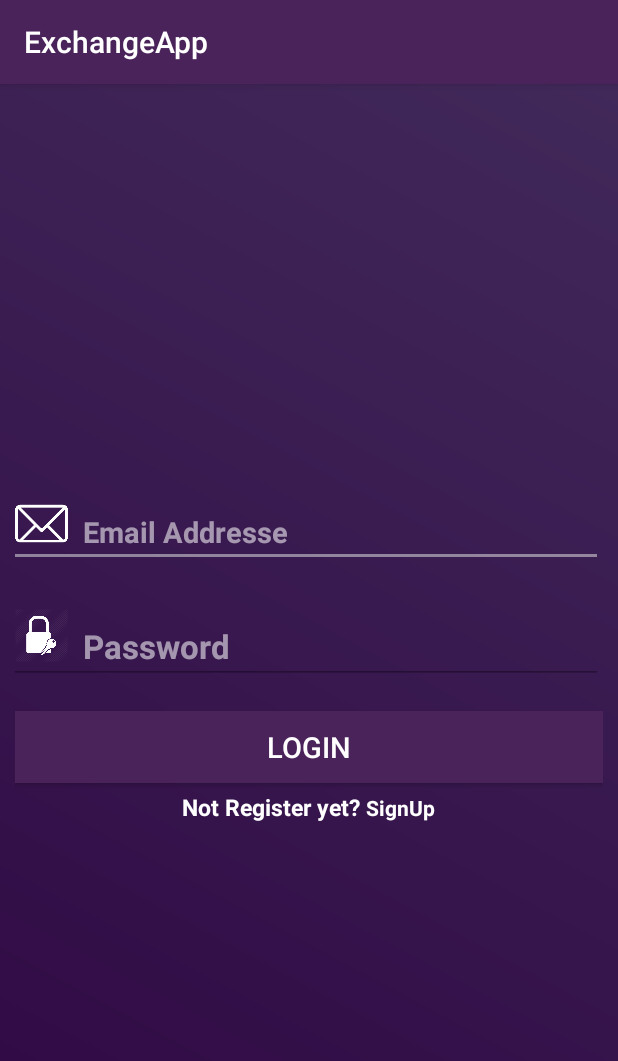
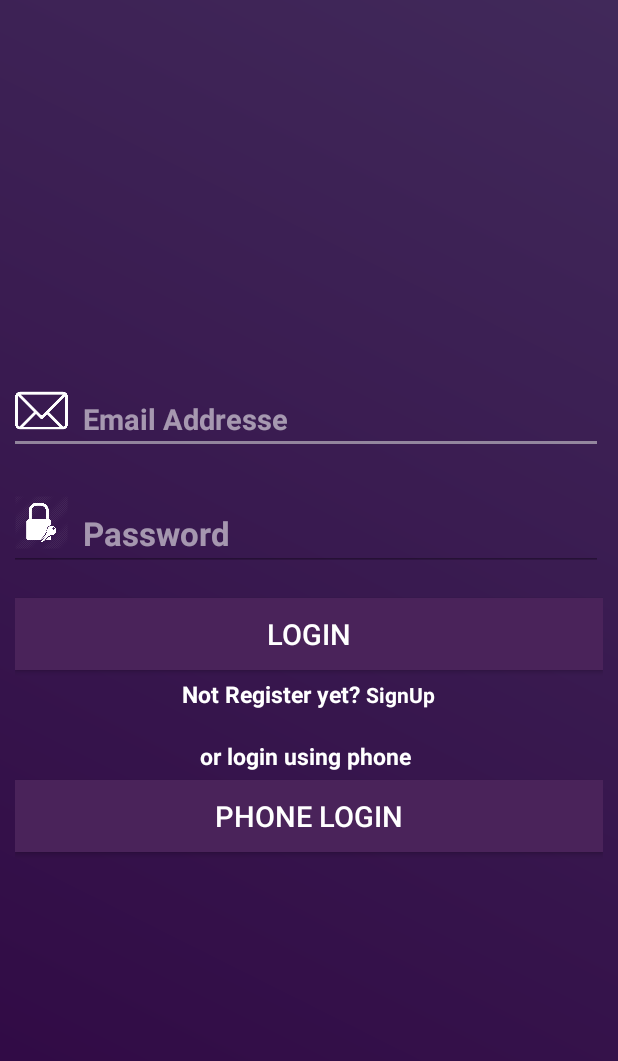
Before and after one commit to Ayaahmed96/ExchangeApp, an Android app: the screen it shows after launch (LoginActivity), on a phone screen of 412 x 824 dp. Shown: the top 1061 px of the screen. Run offline under Robolectric (Android 15) with nearby library versions, the phone set to English and light mode, and no system bars; our stand-ins replace Firebase (no records; nobody signed in at launch, a user with empty details on screens opened directly).

Commit message:
new update

```diff
--- a/app/build.gradle
+++ b/app/build.gradle
@@ -23,11 +23,13 @@ android {
 
 dependencies {
     implementation fileTree(dir: 'libs', include: ['*.jar'])
+    //noinspection GradleCompatible
     implementation 'com.android.support:appcompat-v7:28.0.0'
     implementation 'com.android.support.constraint:constraint-layout:1.1.3'
     implementation 'com.google.firebase:firebase-auth:16.0.3'
     implementation 'com.google.firebase:firebase-database:16.0.1'
     implementation 'com.google.firebase:firebase-storage:16.0.1'
+    implementation 'com.android.support:support-v4:28.0.0'
     testImplementation 'junit:junit:4.12'
     implementation 'com.android.support:design:28.0.0'
     implementation 'de.hdodenhof:circleimageview:3.0.0'
--- a/app/src/main/java/com/example/exchangeapp/MainActivity.java
+++ b/app/src/main/java/com/example/exchangeapp/MainActivity.java
@@ -5,13 +5,17 @@ import android.support.annotation.NonNull;
 import android.support.design.widget.TabLayout;
 import android.support.v4.view.ViewPager;
 import android.support.v7.app.AppCompatActivity;
+import android.support.v7.widget.Toolbar;
 import android.os.Bundle;
+import android.view.Menu;
+import android.view.MenuItem;
 import android.view.View;
 import android.widget.AdapterView;
 import android.widget.ArrayAdapter;
 import android.widget.AutoCompleteTextView;
 import android.widget.Button;
 import android.widget.TextView;
+
 
 import com.google.firebase.auth.FirebaseAuth;
 import com.google.firebase.database.DataSnapshot;
@@ -22,30 +26,54 @@ import com.google.firebase.database.ValueEventListener;
 
 import java.util.ArrayList;
 import java.util.Collections;
+import java.util.zip.Inflater;
 
 public class MainActivity extends AppCompatActivity {
 
     private FirebaseAuth mAuth;
-    private Button logout;
     private android.support.design.widget.TabLayout TabLayout;
     private android.support.v4.view.ViewPager ViewPager;
-    private Button Addproduct;
     private ArrayList<String> Ids=new ArrayList<String>();
     private ArrayList<String> Titles2=new ArrayList<String>();
     private AutoCompleteTextView searchView;
     FirebaseDatabase database = FirebaseDatabase.getInstance();
     DatabaseReference productRef = database.getReference("Product");
     public static final String SelectedProduct="product_Id";
+    private Toolbar maintoolbar;
+
+    @Override
+    public boolean onCreateOptionsMenu(Menu menu) {
+        super.onCreateOptionsMenu(menu);
+       getMenuInflater().inflate(R.menu.option_menu,menu);
+        return true;
+    }
+
+    @Override
+    public boolean onOptionsItemSelected(MenuItem item) {
+        super.onOptionsItemSelected(item);
+        if(item.getItemId()==R.id.findfriendsOption_Id){
+
+        }
+        else if(item.getItemId()==R.id.addProductOption_Id){
+            GoAddProductPage();
+
+        }
+        else if(item.getItemId()==R.id.settingstOption_Id){
+
+        }
+        else if(item.getItemId()==R.id.logoutOption_Id){
+            LogOut();
+        }
+        return true;
+    }
 
     @Override
     protected void onCreate(Bundle savedInstanceState) {
         super.onCreate(savedInstanceState);
         setContentView(R.layout.activity_main);
         mAuth=FirebaseAuth.getInstance();
-        logout=(Button) findViewById(R.id.logout);
         TabLayout=(TabLayout)findViewById(R.id.tablayout_id);
         ViewPager=(ViewPager)findViewById(R.id.viewpager_id);
-        Addproduct=(Button) findViewById(R.id.Addproduct);
         searchView=(AutoCompleteTextView)findViewById(R.id.search_ID);
         ViewPageAdapter adapter=new ViewPageAdapter(getSupportFragmentManager());
         adapter.AddFragment(new FragmentClothes(),"Clothes");
@@ -54,27 +82,14 @@ public class MainActivity extends AppCompatActivity {
         adapter.AddFragment(new FragmentsOthers(),"Others");
         ViewPager.setAdapter(adapter);
         TabLayout.setupWithViewPager(ViewPager);
+        maintoolbar=(Toolbar)findViewById(R.id.toolbar_Id);
+        setSupportActionBar(maintoolbar);
+        getSupportActionBar().setTitle("Exchangeable App");
+
 
         Search();
 
-        logout.setOnClickListener(new View.OnClickListener() {
-            @Override
-            public void onClick(View v) {
-                if(mAuth.getCurrentUser()!=null){
-                    mAuth.signOut();
-                    GoLogin();
 
-                }
-
-            }
-        });
-        Addproduct.setOnClickListener(new View.OnClickListener() {
-            @Override
-            public void onClick(View v) {
-                GoAddProductPage();
-
-            }
-        });
 
 
        ArrayAdapter arrayadapter=new ArrayAdapter(MainActivity.this,android.R.layout.simple_spinner_dropdown_item,Titles2);
@@ -95,6 +110,8 @@ public class MainActivity extends AppCompatActivity {
         });
 
 
+
+
     }
 
     @Override
@@ -112,6 +129,14 @@ public class MainActivity extends AppCompatActivity {
     private void GoAddProductPage(){
         Intent addproduct=new Intent(MainActivity.this,AddProductActivity.class);
         startActivity(addproduct);
+    }
+    private void LogOut(){
+        if(mAuth.getCurrentUser()!=null){
+            mAuth.signOut();
+            GoLogin();
+
+        }
+
     }
 
 
--- a/app/src/main/res/layout/activity_add_product.xml
+++ b/app/src/main/res/layout/activity_add_product.xml
@@ -13,7 +13,7 @@
         android:layout_height="wrap_content"
         android:text="Back"
         android:textColor="#fff"
-        android:background="@color/colorPrimaryDark"/>
+        android:background="@drawable/button"/>
     <ImageView
         android:id="@+id/productimg"
         android:layout_width="200dp"
@@ -92,6 +92,6 @@
     android:layout_height="wrap_content"
     android:text="Submit"
     android:textColor="#fff"
-    android:background="@color/colorPrimaryDark"/>
+  android:background="@drawable/button"/>
 
 </LinearLayout>
--- a/app/src/main/res/layout/activity_login.xml
+++ b/app/src/main/res/layout/activity_login.xml
@@ -93,7 +93,29 @@
             android:layout_marginTop="5dp"
             android:textColor="#fff"/>
     </LinearLayout>
+    <LinearLayout
+        android:layout_width="match_parent"
+        android:layout_height="wrap_content"
+        android:gravity="center_horizontal">
+        <TextView
+            android:layout_width="wrap_content"
+            android:layout_height="wrap_content"
+            android:text="or login using phone "
+            android:textSize="15dp"
+            android:textStyle="bold"
+            android:layout_marginTop="20dp"
+            android:textColor="#fff"/>
 
+    </LinearLayout>
+    <Button
+        android:id="@+id/login_phone_btn"
+        android:layout_width="match_parent"
+        android:layout_height="wrap_content"
+        android:layout_marginTop="5dp"
+        android:background="#4a235a"
+        android:text="Phone Login"
+        android:textColor="#fff"
+        android:textSize="19dp" />
 
 
 </LinearLayout>
--- /dev/null
+++ b/app/src/main/res/menu/option_menu.xml
@@ -0,0 +1,20 @@
+<?xml version="1.0" encoding="utf-8"?>
+<menu xmlns:android="http://schemas.android.com/apk/res/android"
+    xmlns:app="http://schemas.android.com/apk/res-auto">
+    <item
+        android:id="@+id/findfriendsOption_Id"
+        android:title="Find Friends"
+        app:showAsAction="never"></item>
+    <item
+        android:id="@+id/addProductOption_Id"
+        android:title="Add new Product"
+        app:showAsAction="never"></item>
+    <item
+        android:id="@+id/settingstOption_Id"
+        android:title="Settings"
+        app:showAsAction="never"></item>
+    <item
+        android:id="@+id/logoutOption_Id"
+        android:title="LogOut"
+        app:showAsAction="never"></item>
+</menu>
--- a/app/src/main/res/values/strings.xml
+++ b/app/src/main/res/values/strings.xml
@@ -1,3 +1,6 @@
 <resources>
     <string name="app_name">ExchangeApp</string>
+
+    <!-- TODO: Remove or change this placeholder text -->
+    <string name="hello_blank_fragment">Hello blank fragment</string>
 </resources>
--- a/app/src/main/res/values/styles.xml
+++ b/app/src/main/res/values/styles.xml
@@ -1,7 +1,7 @@
 <resources>
 
     <!-- Base application theme. -->
-    <style name="AppTheme" parent="Theme.AppCompat.Light.DarkActionBar">
+    <style name="AppTheme" parent="Theme.AppCompat.Light.NoActionBar">
         <!-- Customize your theme here. -->
         <item name="colorPrimary">@color/colorPrimary</item>
         <item name="colorPrimaryDark">@color/colorPrimaryDark</item>
```
Also changed, not shown: app/src/main/AndroidManifest.xml (+6 -1 lines), app/src/main/java/com/example/exchangeapp/ChatActivity.java (added, +34 -0 lines), app/src/main/java/com/example/exchangeapp/ChatFragment.java (added, +29 -0 lines), app/src/main/java/com/example/exchangeapp/ContactFragment.java (added, +29 -0 lines), app/src/main/java/com/example/exchangeapp/GroupsFragment.java (added, +29 -0 lines), app/src/main/res/layout/activity_chat.xml (added, +31 -0 lines), app/src/main/res/layout/activity_main.xml (+5 -10 lines), app/src/main/res/layout/app_toolbar.xml (added, +7 -0 lines), app/src/main/res/layout/fragment_chat.xml (added, +17 -0 lines), app/src/main/res/layout/fragment_contact.xml (added, +16 -0 lines), app/src/main/res/layout/fragment_groups.xml (added, +17 -0 lines).
